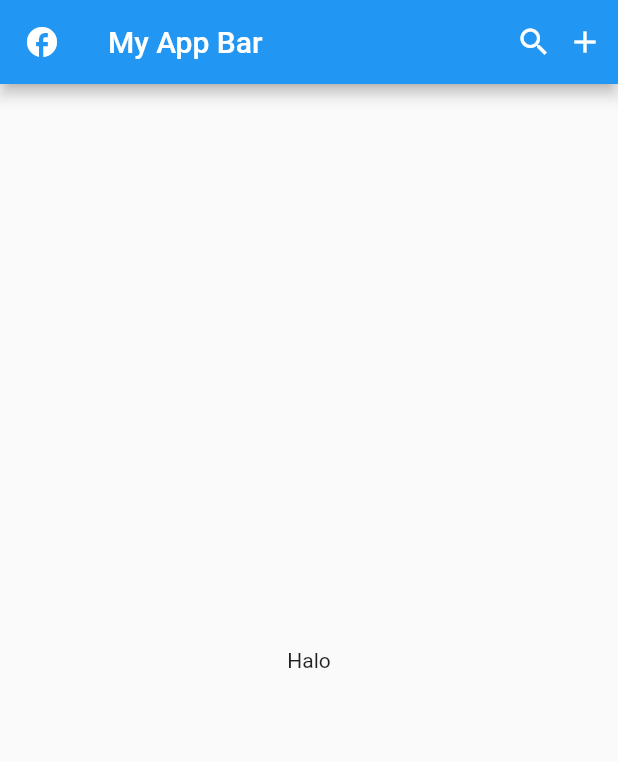
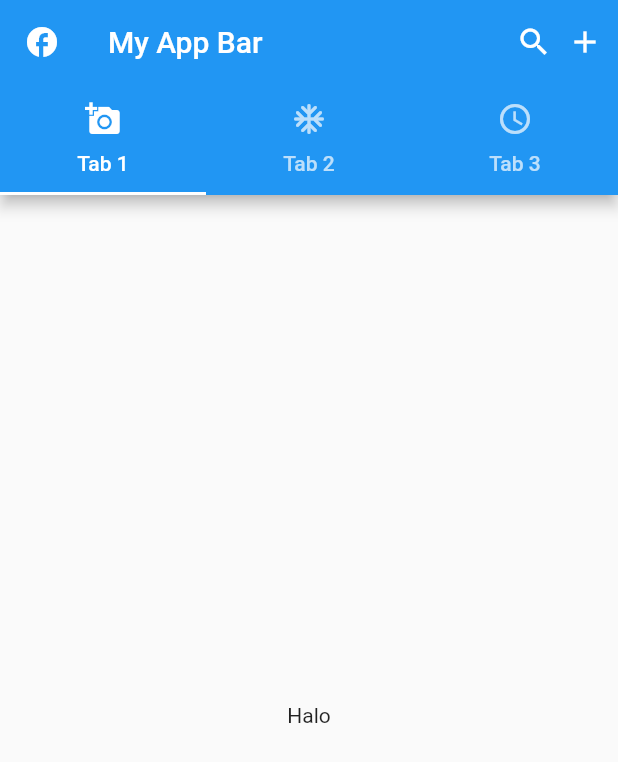
Before and after one commit to khanifzyen/kuldii_project, a Flutter app: the screen it shows after launch, on a phone screen of 412 x 824 dp. Shown: the top 762 px of the screen. Run offline on Flutter 3.47's test engine with Material 2 defaults, Android fonts, the phone set to English and light mode, and no system bars.

Commit message:
tabbar default

```diff
--- a/lib/main.dart
+++ b/lib/main.dart
@@ -13,7 +13,9 @@ class MyApp extends StatelessWidget {
     return MaterialApp(
       title: "AppBar",
       debugShowCheckedModeBanner: false,
-      home: Scaffold(
+      home: DefaultTabController(
+        length: 3,
+        child: Scaffold(
           appBar: AppBar(
             leading: Icon(Icons.facebook),
             title: const Text("My App Bar"),
@@ -27,11 +29,28 @@ class MyApp extends StatelessWidget {
                 width: 10,
               ),
             ],
+            bottom: const TabBar(
+              tabs: [
+                Tab(
+                  icon: Icon(Icons.add_a_photo),
+                  text: "Tab 1",
+                ),
+                Tab(
+                  icon: Icon(Icons.ac_unit_rounded),
+                  text: "Tab 2",
+                ),
+                Tab(
+                  icon: Icon(Icons.access_time),
+                  text: "Tab 3",
+                ),
+              ],
+            ),
           ),
           body: const Center(
             child: Text("Halo"),
           ),
         ),
+      ),
     );
   }
 }
```
Lines whose indentation alone changed are shown as unchanged.
